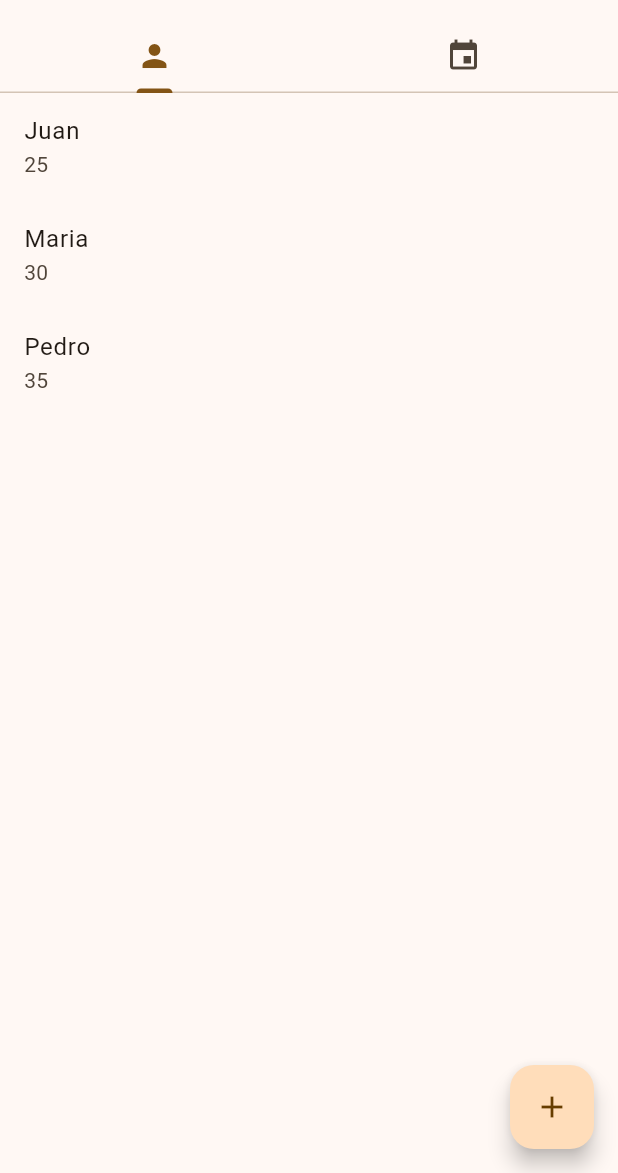
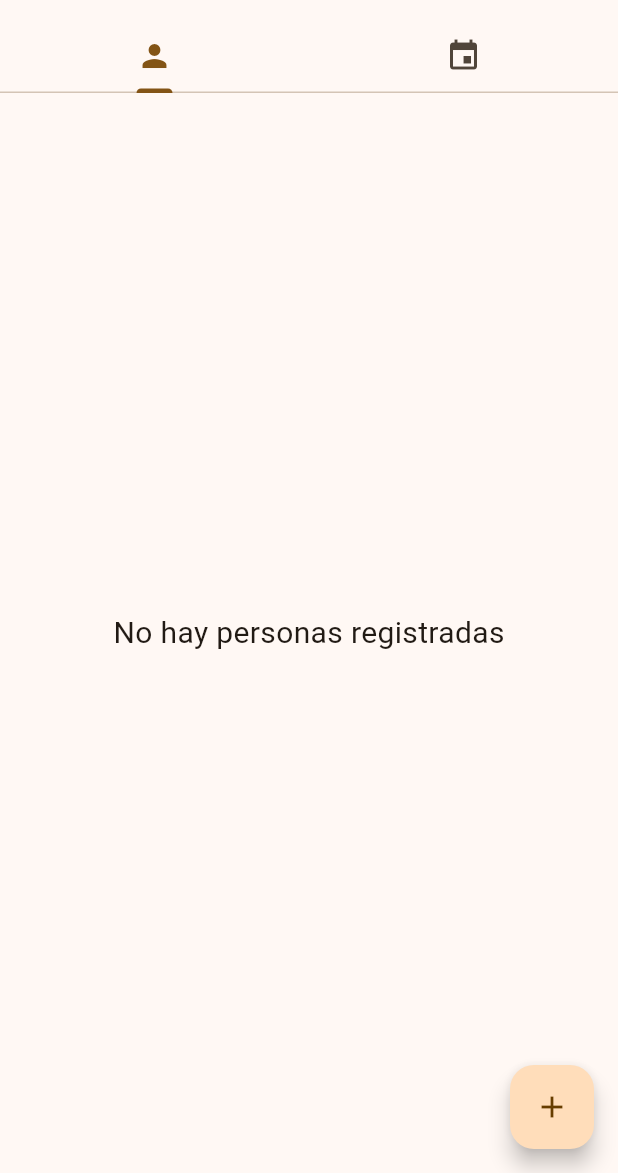
Before and after one commit to EAhumada08/CooperApp, a Flutter app: the screen it shows after launch, on a phone screen of 412 x 824 dp, the part 63-1236 px from its top. Run offline on Flutter 3.47's test engine with Material 3 defaults, Android fonts, the light colour scheme and no system bars.

Commit message:
Agregar provider para eventos, modelos Person y Event, Pagina de detalles de evento y pagina para agregar evento

```diff
--- /dev/null
+++ b/devtools_options.yaml
@@ -0,0 +1,3 @@
+description: This file stores settings for Dart & Flutter DevTools.
+documentation: https://docs.flutter.dev/tools/devtools/extensions#configure-extension-enablement-states
+extensions:
--- /dev/null
+++ b/lib/features/events/providers/events_providers.dart
@@ -0,0 +1,13 @@
+import 'package:cooper_app/models/event.dart';
+import 'package:flutter/material.dart';
+
+class EventsProvider extends ChangeNotifier {
+  List<Event> events = [];
+
+  List<Event> get getEvents => events;
+
+  void addEvent(Event event) {
+    events.add(event);
+    notifyListeners();
+  }
+}
--- a/lib/features/persons/providers/persons_provider.dart
+++ b/lib/features/persons/providers/persons_provider.dart
@@ -1,15 +1,12 @@
+import 'package:cooper_app/models/person.dart';
 import 'package:flutter/material.dart';
 
 class PersonsProvider extends ChangeNotifier {
-  List<Map<String, dynamic>> persons = [
-    {'name': 'Juan', 'edad': 25},
-    {'name': 'Maria', 'edad': 30},
-    {'name': 'Pedro', 'edad': 35},
-  ];
+  List<Person> persons = [];
 
-  List<Map<String, dynamic>> get getPersons => persons;
+  List<Person> get getPersons => persons;
 
-  void addPerson(Map<String, dynamic> person) {
+  void addPerson(Person person) {
     persons.add(person);
     notifyListeners();
   }
--- a/lib/features/persons/screens/list_persons_page.dart
+++ b/lib/features/persons/screens/list_persons_page.dart
@@ -1,5 +1,6 @@
 import 'package:cooper_app/features/persons/providers/persons_provider.dart';
 import 'package:cooper_app/features/persons/screens/add_person_page.dart';
+import 'package:cooper_app/models/person.dart';
 import 'package:flutter/material.dart';
 import 'package:provider/provider.dart';
 
@@ -14,18 +15,32 @@ class _ListPersonsPageState extends State<ListPersonsPage> {
   @override
   Widget build(BuildContext context) {
     var personsState = context.watch<PersonsProvider>();
-    List<Map<String, dynamic>> persons = personsState.getPersons;
+    List<Person> persons = personsState.getPersons;
 
     return Scaffold(
-      body: ListView(
-        children: [
-          for (var person in persons)
-            ListTile(
-              title: Text(person['name']),
-              subtitle: Text(person['edad'].toString()),
-            ),
-        ],
-      ),
+      body:
+          persons.isEmpty
+              ? Center(
+                child: Text(
+                  'No hay personas registradas',
+                  style: TextStyle(fontSize: 20),
+                ),
+              )
+              : ListView.builder(
+                itemCount: persons.length,
+                itemBuilder: (context, index) {
+                  Person person = persons[index];
+                  return Card(
+                    child: ListTile(
+                      leading: CircleAvatar(
+                        child: Text(person.name[0].toUpperCase()),
+                      ),
+                      title: Text(person.name),
+                      subtitle: Text('Edad: ${person.age} años'),
+                    ),
+                  );
+                },
+              ),
       floatingActionButton: FloatingActionButton(
         onPressed:
             () => {
--- a/lib/main.dart
+++ b/lib/main.dart
@@ -1,3 +1,4 @@
+import 'package:cooper_app/features/events/providers/events_providers.dart';
 import 'package:cooper_app/features/persons/providers/persons_provider.dart';
 import 'package:flutter/material.dart';
 import 'package:provider/provider.dart';
@@ -15,6 +16,7 @@ class CooperApp extends StatelessWidget {
     return MultiProvider(
       providers: [
         ChangeNotifierProvider(create: (context) => PersonsProvider()),
+        ChangeNotifierProvider(create: (context) => EventsProvider()),
       ],
       child: MaterialApp(
         theme: ThemeData(
--- /dev/null
+++ b/lib/models/event.dart
@@ -0,0 +1,7 @@
+class Event {
+  final String name;
+  final int capacity;
+  final double cost;
+
+  Event({required this.name, required this.capacity, required this.cost});
+}
--- /dev/null
+++ b/lib/models/person.dart
@@ -0,0 +1,6 @@
+class Person {
+  final String name;
+  final int age;
+
+  Person({required this.name, required this.age});
+}
```
Also changed, not shown: lib/features/events/screens/add_event_page.dart (added, +104 -0 lines), lib/features/events/screens/event_detail_page.dart (added, +70 -0 lines), lib/features/events/screens/list_events_page.dart (+52 -1 lines), lib/features/persons/screens/add_person_page.dart (+18 -8 lines).
